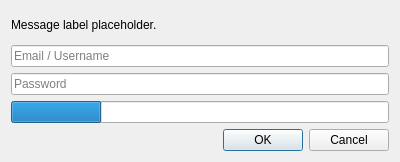
Old version of the form application/dialogs/LoginDialog.ui in the repository FreesmTeam/FreesmLauncher.
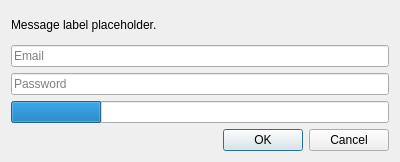
New version of the form.

Commit message: GH-2839 remove username wording from login and account dialogs

```diff
--- a/application/dialogs/LoginDialog.ui
+++ b/application/dialogs/LoginDialog.ui
@@ -36,7 +36,7 @@
    <item>
     <widget class="QLineEdit" name="userTextBox">
      <property name="placeholderText">
-      <string>Email / Username</string>
+      <string>Email</string>
      </property>
     </widget>
    </item>
```
The commit also changes 2 other files.
